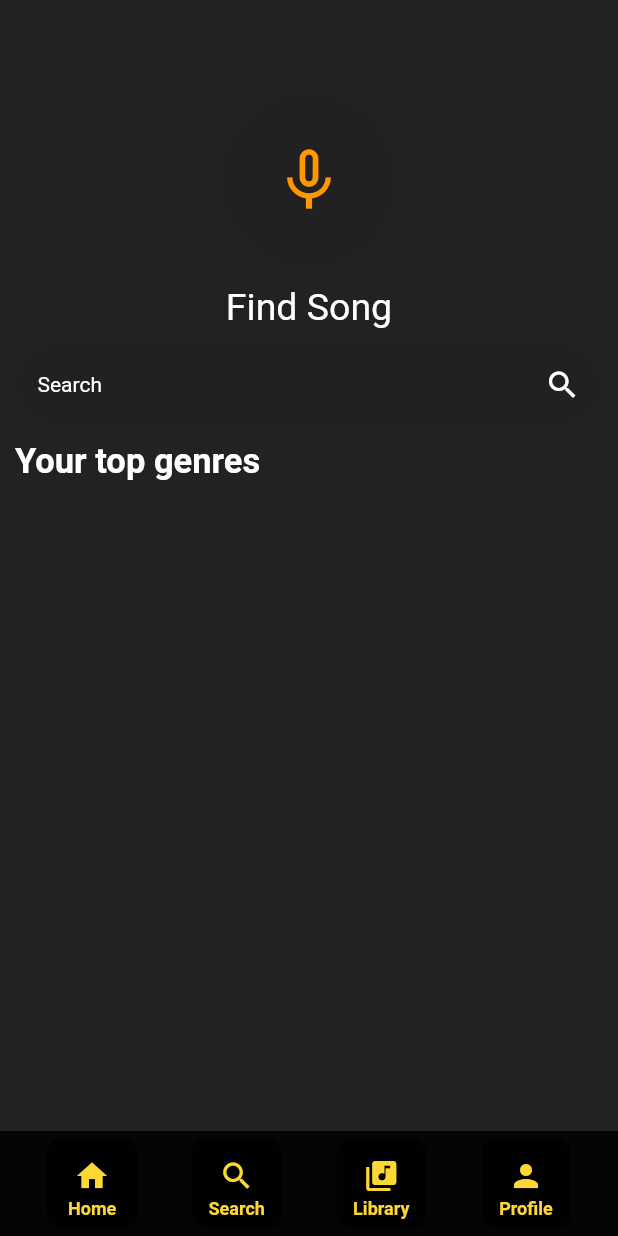
After one commit to tecrodrigocastro/musicapp, a Flutter app: the screen it shows after launch, item 2 of the bottom bar chosen, on a phone screen of 412 x 824 dp. The commit adds this screen. Run offline on Flutter 3.47's test engine with Material 2 defaults, Android fonts, the phone set to English and light mode, and no system bars.

Commit message:
search screen initial

```diff
--- a/lib/screens/home_page.dart
+++ b/lib/screens/home_page.dart
@@ -50,6 +50,7 @@ class HomePage extends StatelessWidget {
           mainAxisAlignment: MainAxisAlignment.spaceEvenly,
           children: [
             buildNavNarItem(
+                context,
                 "Home",
                 Icon(
                   Icons.home,
@@ -57,6 +58,7 @@ class HomePage extends StatelessWidget {
                 ),
                 0),
             buildNavNarItem(
+                context,
                 "Search",
                 Icon(
                   Icons.search,
@@ -64,6 +66,7 @@ class HomePage extends StatelessWidget {
                 ),
                 1),
             buildNavNarItem(
+                context,
                 "Library",
                 Icon(
                   Icons.library_music,
@@ -71,6 +74,7 @@ class HomePage extends StatelessWidget {
                 ),
                 2),
             buildNavNarItem(
+                context,
                 "Profile",
                 Icon(
                   Icons.person,
--- /dev/null
+++ b/lib/screens/search_screen.dart
@@ -0,0 +1,124 @@
+import 'package:flutter/material.dart';
+import 'package:orbe_music/utils/color.dart';
+import 'package:orbe_music/widgets/nav_bar.dart';
+
+class SearchScreen extends StatelessWidget {
+  const SearchScreen({Key? key}) : super(key: key);
+
+  @override
+  Widget build(BuildContext context) {
+    return Scaffold(
+      backgroundColor: primaryColor,
+      bottomNavigationBar: Container(
+        color: primaryColor,
+        child: Row(
+          mainAxisAlignment: MainAxisAlignment.spaceEvenly,
+          children: [
+            buildNavNarItem(
+                context,
+                "Home",
+                Icon(
+                  Icons.home,
+                  color: secondaryColor,
+                ),
+                0),
+            buildNavNarItem(
+                context,
+                "Search",
+                Icon(
+                  Icons.search,
+                  color: secondaryColor,
+                ),
+                1),
+            buildNavNarItem(
+                context,
+                "Library",
+                Icon(
+                  Icons.library_music,
+                  color: secondaryColor,
+                ),
+                2),
+            buildNavNarItem(
+                context,
+                "Profile",
+                Icon(
+                  Icons.person,
+                  color: secondaryColor,
+                ),
+                3),
+          ],
+        ),
+      ),
+      body: SingleChildScrollView(
+        padding: EdgeInsets.all(10),
+        child: Column(
+          crossAxisAlignment: CrossAxisAlignment.start,
+          children: [
+            SizedBox(height: 50),
+            Row(
+              mainAxisAlignment: MainAxisAlignment.center,
+              children: [
+                Container(
+                  height: 120,
+                  width: 120,
+                  decoration: BoxDecoration(
+                    color: Colors.grey[900],
+                    borderRadius: BorderRadius.circular(70),
+                  ),
+                  child: Icon(
+                    Icons.mic_none,
+                    color: Colors.orange,
+                    size: 50,
+                  ),
+                ),
+              ],
+            ),
+            SizedBox(height: 10),
+            Row(
+              mainAxisAlignment: MainAxisAlignment.center,
+              children: [
+                Text(
+                  "Find Song",
+                  style: TextStyle(color: Colors.white, fontSize: 25),
+                ),
+              ],
+            ),
+            SizedBox(height: 10),
+            Container(
+              height: 55,
+              width: MediaQuery.of(context).size.width,
+              decoration: BoxDecoration(
+                color: Colors.grey[900],
+                borderRadius: BorderRadius.circular(50),
+              ),
+              child: Padding(
+                padding: const EdgeInsets.all(15.0),
+                child: Row(
+                  mainAxisAlignment: MainAxisAlignment.spaceBetween,
+                  children: [
+                    Text(
+                      "Search",
+                      style: TextStyle(color: Colors.white),
+                    ),
+                    Icon(
+                      Icons.search,
+                      color: Colors.white,
+                    ),
+                  ],
+                ),
+              ),
+            ),
+            SizedBox(height: 10),
+            Text(
+              "Your top genres",
+              style: TextStyle(
+                  color: Colors.white,
+                  fontSize: 23,
+                  fontWeight: FontWeight.bold),
+            ),
+          ],
+        ),
+      ),
+    );
+  }
+}
--- a/lib/widgets/nav_bar.dart
+++ b/lib/widgets/nav_bar.dart
@@ -1,13 +1,23 @@
 import 'package:flutter/material.dart';
+import 'package:orbe_music/screens/home_page.dart';
+import 'package:orbe_music/screens/search_screen.dart';
 import 'package:orbe_music/utils/color.dart';
+
 Widget buildNavNarItem(
+  context,
   String name,
   Icon icone,
   int index,
 ) {
   return GestureDetector(
     onTap: () {
-      print(index);
+      switch (index) {
+        case 1:
+          Navigator.push(
+              context, MaterialPageRoute(builder: (context) => SearchScreen()));
+          break;
+        default:
+      }
     },
     child: Container(
       height: 60,
```
